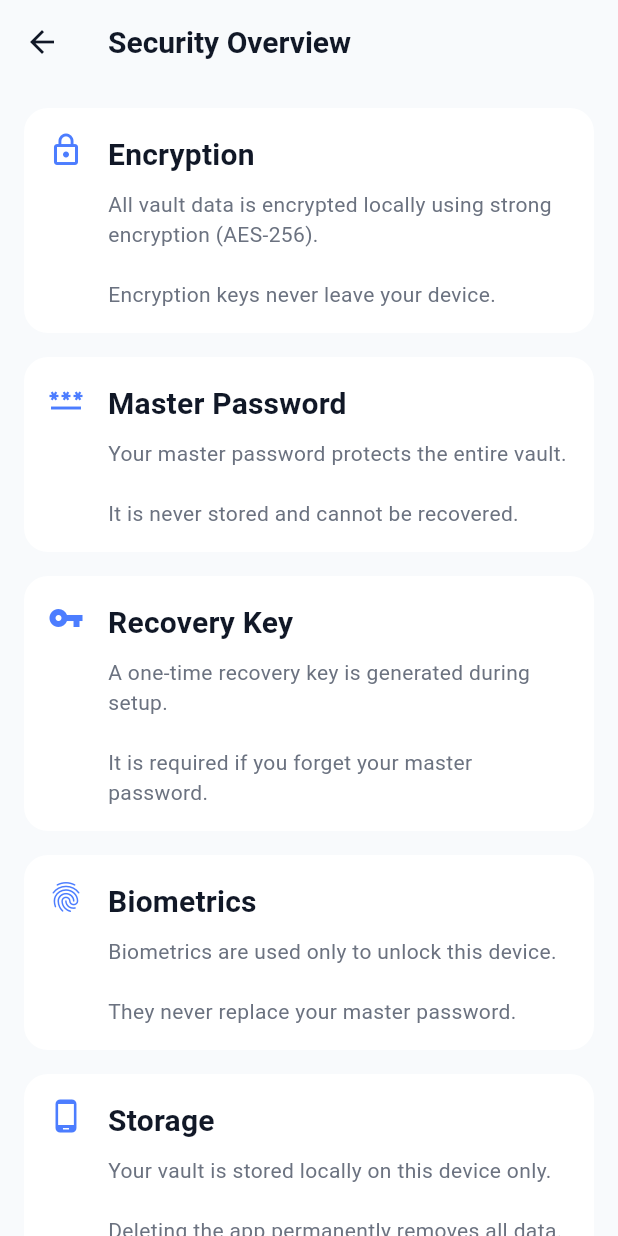
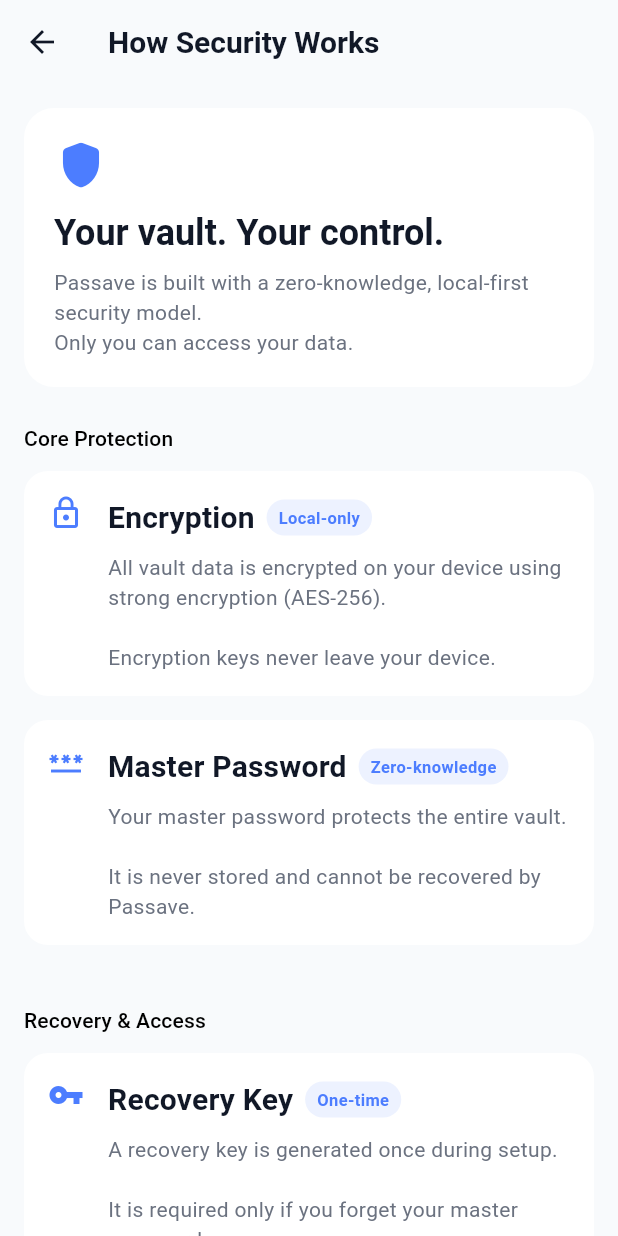
Before and after one commit to shubhamranswal/Passave, a Flutter app: the SecurityInfoPage screen opened directly, on a phone screen of 412 x 824 dp. Run offline on Flutter 3.47's test engine with Material 3 defaults, Android fonts, the phone set to English and light mode, and no system bars; our stand-ins replace flutter_secure_storage, hive, hive_flutter, local_auth; missing offline and left inert: cryptography; accounts and stored records are empty.

Commit message:
[local] added account page

```diff
--- /dev/null
+++ b/lib/features/account/security_info_page.dart
@@ -0,0 +1,220 @@
+import 'package:flutter/material.dart';
+
+import '../../core/utils/theme/passave_theme.dart';
+
+class SecurityInfoPage extends StatelessWidget {
+  const SecurityInfoPage({super.key});
+
+  @override
+  Widget build(BuildContext context) {
+    return Scaffold(
+      appBar: AppBar(title: const Text('How Security Works')),
+      body: SafeArea(
+        child: ListView(
+          padding: const EdgeInsets.all(16),
+          children: [
+            _IntroCard(),
+            const SizedBox(height: 24),
+            _SectionTitle('Core Protection'),
+            const SizedBox(height: 12),
+            const _SecurityCard(
+              icon: Icons.lock_outline,
+              title: 'Encryption',
+              tag: 'Local-only',
+              description:
+                  'All vault data is encrypted on your device using strong encryption (AES-256).\n\n'
+                  'Encryption keys never leave your device.',
+            ),
+            const _SecurityCard(
+              icon: Icons.password,
+              title: 'Master Password',
+              tag: 'Zero-knowledge',
+              description: 'Your master password protects the entire vault.\n\n'
+                  'It is never stored and cannot be recovered by Passave.',
+            ),
+            const SizedBox(height: 24),
+            _SectionTitle('Recovery & Access'),
+            const SizedBox(height: 12),
+            const _SecurityCard(
+              icon: Icons.vpn_key,
+              title: 'Recovery Key',
+              tag: 'One-time',
+              description: 'A recovery key is generated once during setup.\n\n'
+                  'It is required only if you forget your master password.',
+            ),
+            const _SecurityCard(
+              icon: Icons.fingerprint,
+              title: 'Biometrics',
+              tag: 'Device-bound',
+              description:
+                  'Biometrics are used only to unlock the vault on this device.\n\n'
+                  'They never replace your master password.',
+            ),
+            const SizedBox(height: 24),
+            _SectionTitle('Data Handling'),
+            const SizedBox(height: 12),
+            const _SecurityCard(
+              icon: Icons.phone_android,
+              title: 'Storage',
+              tag: 'On-device',
+              description:
+                  'Your vault is stored locally on this device only.\n\n'
+                  'Deleting the app permanently removes all data.',
+            ),
+            const _SecurityCard(
+              icon: Icons.cloud_off,
+              title: 'Cloud & Sync',
+              tag: 'Disabled',
+              description: 'No cloud sync is enabled.\n\n'
+                  'Passave works fully offline by design.',
+            ),
+            const SizedBox(height: 32),
+            const _FooterNote(),
+          ],
+        ),
+      ),
+    );
+  }
+}
+
+class _IntroCard extends StatelessWidget {
+  @override
+  Widget build(BuildContext context) {
+    return Container(
+      padding: const EdgeInsets.all(20),
+      decoration: BoxDecoration(
+        color: Theme.of(context).colorScheme.surface,
+        borderRadius: BorderRadius.circular(20),
+      ),
+      child: Column(
+        crossAxisAlignment: CrossAxisAlignment.start,
+        children: [
+          const Icon(Icons.shield_rounded,
+              size: 36, color: PassaveTheme.primary),
+          const SizedBox(height: 12),
+          Text(
+            'Your vault. Your control.',
+            style: Theme.of(context).textTheme.titleLarge,
+          ),
+          const SizedBox(height: 8),
+          Text(
+            'Passave is built with a zero-knowledge, local-first security model.\n'
+            'Only you can access your data.',
+            style: Theme.of(context).textTheme.bodyMedium,
+          ),
+        ],
+      ),
+    );
+  }
+}
+
+class _SectionTitle extends StatelessWidget {
+  final String text;
+  const _SectionTitle(this.text);
+
+  @override
+  Widget build(BuildContext context) {
+    return Text(
+      text,
+      style: Theme.of(context)
+          .textTheme
+          .titleSmall
+          ?.copyWith(color: Theme.of(context).colorScheme.onSurfaceVariant),
+    );
+  }
+}
+
+class _SecurityCard extends StatelessWidget {
+  final IconData icon;
+  final String title;
+  final String description;
+  final String tag;
+
+  const _SecurityCard({
+    required this.icon,
+    required this.title,
+    required this.description,
+    required this.tag,
+  });
+
+  @override
+  Widget build(BuildContext context) {
+    return Container(
+      margin: const EdgeInsets.only(bottom: 16),
+      padding: const EdgeInsets.all(16),
+      decoration: BoxDecoration(
+        color: Theme.of(context).colorScheme.surface,
+        borderRadius: BorderRadius.circular(16),
+      ),
+      child: Row(
+        crossAxisAlignment: CrossAxisAlignment.start,
+        children: [
+          Icon(icon, color: PassaveTheme.primary),
+          const SizedBox(width: 16),
+          Expanded(
+            child: Column(
+              crossAxisAlignment: CrossAxisAlignment.start,
+              children: [
+                Row(
+                  children: [
+                    Text(
+                      title,
+                      style: Theme.of(context).textTheme.titleMedium,
+                    ),
+                    const SizedBox(width: 8),
+                    _Tag(tag),
+                  ],
+                ),
+                const SizedBox(height: 8),
+                Text(
+                  description,
+                  style: Theme.of(context).textTheme.bodyMedium,
+                ),
+              ],
+            ),
+          ),
+        ],
+      ),
+    );
+  }
+}
+
+class _Tag extends StatelessWidget {
+  final String text;
+  const _Tag(this.text);
+
+  @override
+  Widget build(BuildContext context) {
+    return Container(
+      padding: const EdgeInsets.symmetric(horizontal: 8, vertical: 4),
+      decoration: BoxDecoration(
+        color: PassaveTheme.primary.withOpacity(0.1),
+        borderRadius: BorderRadius.circular(12),
+      ),
+      child: Text(
+        text,
+        style: TextStyle(
+          fontSize: 11,
+          fontWeight: FontWeight.w600,
+          color: PassaveTheme.primary,
+        ),
+      ),
+    );
+  }
+}
+
+class _FooterNote extends StatelessWidget {
+  const _FooterNote();
+
+  @override
+  Widget build(BuildContext context) {
+    return Text(
+      'Security is not a feature.\nIt’s a contract.',
+      textAlign: TextAlign.center,
+      style: Theme.of(context)
+          .textTheme
+          .bodyMedium
+          ?.copyWith(fontWeight: FontWeight.w600),
+    );
+  }
+}
--- a/lib/features/security/widgets/security_status_tile.dart
+++ b/lib/features/account/widgets/security_status_tile.dart
@@ -1,4 +1,5 @@
 import 'package:flutter/material.dart';
+import 'package:passave/core/utils/theme/passave_theme.dart';
 
 class SecurityStatusTile extends StatelessWidget {
   final IconData icon;
@@ -18,7 +19,7 @@ class SecurityStatusTile extends StatelessWidget {
 
   @override
   Widget build(BuildContext context) {
-    final color = ok ? Colors.green : Colors.orange;
+    final color = ok ? PassaveTheme.primary : PassaveTheme.danger;
 
     return InkWell(
       onTap: onTap,
--- a/lib/features/home/home_overview_page.dart
+++ b/lib/features/home/home_overview_page.dart
@@ -140,7 +140,7 @@ class _SecurityHint extends StatelessWidget {
 
   @override
   Widget build(BuildContext context) {
-    String resp = 'Tip: Mark sensitive accounts as High security.';
+    String resp = 'Tip: Mark sensitive accounts as High account.';
     if (total == 0) {
       resp = 'Start by adding your first credential.';
     }
--- a/lib/features/security/security_info_page.dart
+++ /dev/null
@@ -1,109 +0,0 @@
-import 'package:flutter/material.dart';
-
-import '../../core/utils/theme/passave_theme.dart';
-
-class SecurityInfoPage extends StatelessWidget {
-  const SecurityInfoPage({super.key});
-
-  @override
-  Widget build(BuildContext context) {
-    return Scaffold(
-      appBar: AppBar(
-        title: const Text('Security Overview'),
-      ),
-      body: SafeArea(
-        child: ListView(
-          padding: const EdgeInsets.all(16),
-          children: const [
-            _SecurityCard(
-              icon: Icons.lock_outline,
-              title: 'Encryption',
-              description:
-                  'All vault data is encrypted locally using strong encryption (AES-256).\n\n'
-                  'Encryption keys never leave your device.',
-            ),
-            _SecurityCard(
-              icon: Icons.password,
-              title: 'Master Password',
-              description: 'Your master password protects the entire vault.\n\n'
-                  'It is never stored and cannot be recovered.',
-            ),
-            _SecurityCard(
-              icon: Icons.vpn_key,
-              title: 'Recovery Key',
-              description:
-                  'A one-time recovery key is generated during setup.\n\n'
-                  'It is required if you forget your master password.',
-            ),
-            _SecurityCard(
-              icon: Icons.fingerprint,
-              title: 'Biometrics',
-              description: 'Biometrics are used only to unlock this device.\n\n'
-                  'They never replace your master password.',
-            ),
-            _SecurityCard(
-              icon: Icons.phone_android,
-              title: 'Storage',
-              description:
-                  'Your vault is stored locally on this device only.\n\n'
-                  'Deleting the app permanently removes all data.',
-            ),
-            _SecurityCard(
-              icon: Icons.cloud_off,
-              title: 'Cloud & Sync',
-              description: 'No cloud sync is enabled.\n\n'
-                  'Passave works fully offline.',
-            ),
-          ],
-        ),
-      ),
-    );
-  }
-}
-
-class _SecurityCard extends StatelessWidget {
-  final IconData icon;
-  final String title;
-  final String description;
-
-  const _SecurityCard({
-    required this.icon,
-    required this.title,
-    required this.description,
-  });
-
-  @override
-  Widget build(BuildContext context) {
-    return Container(
-      margin: const EdgeInsets.only(bottom: 16),
-      padding: const EdgeInsets.all(16),
-      decoration: BoxDecoration(
-        color: Theme.of(context).colorScheme.surface,
-        borderRadius: BorderRadius.circular(16),
-      ),
-      child: Row(
-        crossAxisAlignment: CrossAxisAlignment.start,
-        children: [
-          Icon(icon, color: PassaveTheme.primary),
-          const SizedBox(width: 16),
-          Expanded(
-            child: Column(
-              crossAxisAlignment: CrossAxisAlignment.start,
-              children: [
-                Text(
-                  title,
-                  style: Theme.of(context).textTheme.titleMedium,
-                ),
-                const SizedBox(height: 8),
-                Text(
-                  description,
-                  style: Theme.of(context).textTheme.bodyMedium,
-                ),
-              ],
-            ),
-          ),
-        ],
-      ),
-    );
-  }
-}
```
Also changed, not shown: lib/features/account/account_page.dart (added, +206 -0 lines), lib/features/security/security_page.dart (deleted, +0 -159 lines), lib/features/shell/main_shell.dart (+10 -4 lines).
